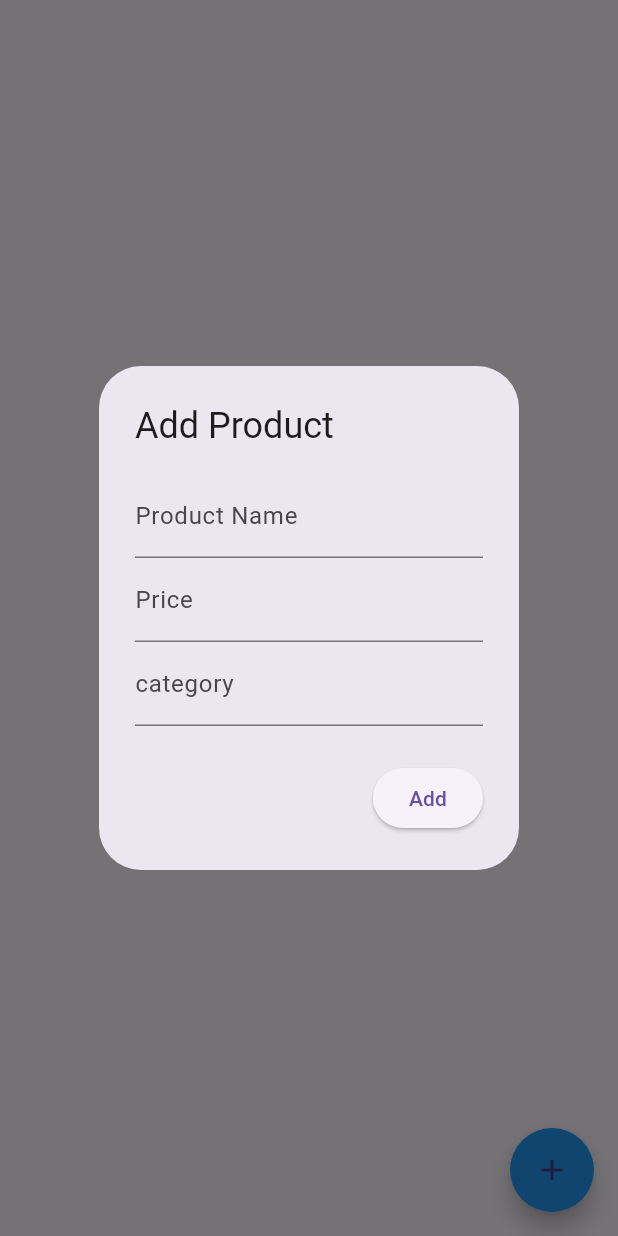
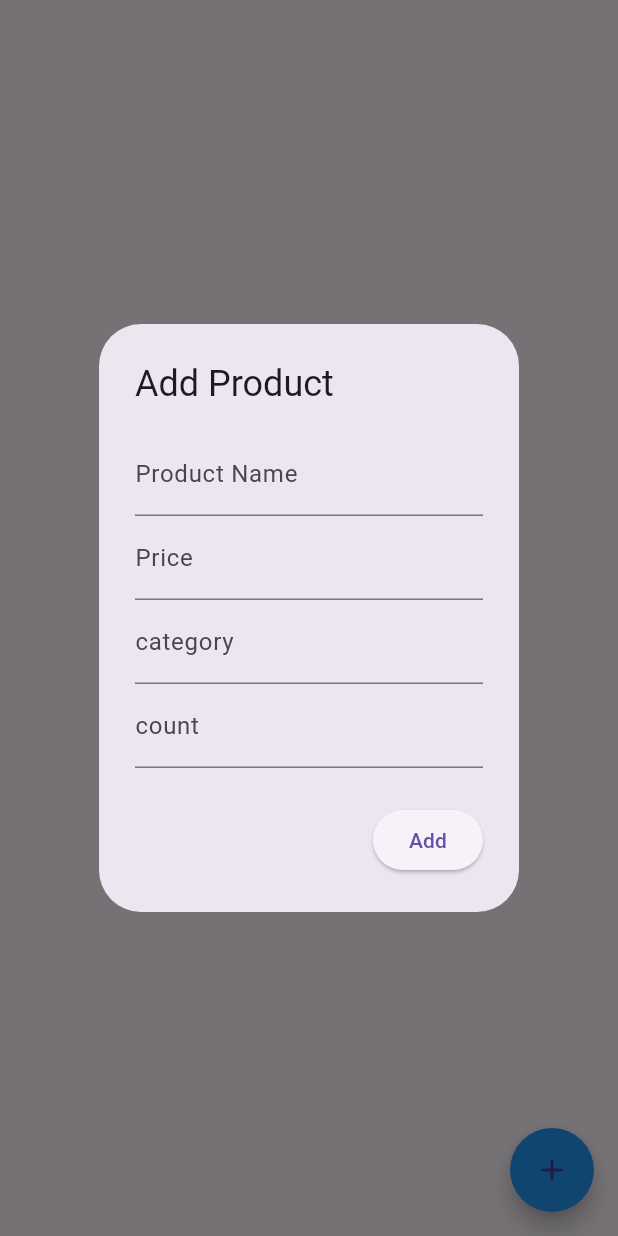
Before and after one commit to DHANUSHRAJA-007/office_project, a Flutter app: the Product screen opened directly, after a tap on the "add" icon, on a phone screen of 412 x 824 dp. Run offline on Flutter 3.47's test engine with Material 3 defaults, Android fonts, the phone set to English and light mode, and no system bars; our stand-ins replace cloud_firestore, firebase_auth, firebase_core, get; accounts and stored records are empty.

Commit message:
count add

```diff
--- a/lib/screens/product.dart
+++ b/lib/screens/product.dart
@@ -13,11 +13,12 @@ class _ProductState extends State<Product> {
   final CollectionReference products = FirebaseFirestore.instance.collection(
     'products',
   );
-  void addProduct(String name, price, category) {
+  void addProduct(String name, price, category,count) {
     products.add({
       "name": name,
       "price": price,
       "category": category,
+      "count":count,
       "Createdat": FieldValue.serverTimestamp(),
     });
   }
@@ -26,11 +27,12 @@ class _ProductState extends State<Product> {
     products.doc(docId).delete();
   }
 
-  void updateProduct(String docId, String name, String price, String category) {
+  void updateProduct(String docId, String name, String price, String category,String count) {
     products.doc(docId).update({
       "name": name,
       "price": price,
       'category': category,
+         "count":count,
     });
   }
 
@@ -39,6 +41,7 @@ class _ProductState extends State<Product> {
     String? existingName,
     String? existingPrice,
     String? existingcategory,
+    String? existingcount,
   }) {
     TextEditingController namecontroller = TextEditingController(
       text: existingName,
@@ -50,7 +53,7 @@ class _ProductState extends State<Product> {
     TextEditingController categorycontroller = TextEditingController(
       text: existingcategory
     );
-
+    TextEditingController countcontroller =TextEditingController(text: existingcount);
     showDialog(
       context: context,
       builder: (context) {
@@ -71,6 +74,10 @@ class _ProductState extends State<Product> {
                 controller: categorycontroller,
                 decoration: InputDecoration(labelText: "category"),
               ),
+              TextField(
+                controller: countcontroller,
+                decoration: InputDecoration(labelText: "count"),
+              )
             ],
           ),
           actions: [
@@ -82,6 +89,7 @@ class _ProductState extends State<Product> {
                     namecontroller.text,
                     pricecontroller.text,
                     categorycontroller.text,
+                    countcontroller.text
                   );
                 } else {
                   // UPDATE
@@ -90,6 +98,7 @@ class _ProductState extends State<Product> {
                     namecontroller.text,
                     pricecontroller.text,
                     categorycontroller.text,
+                    countcontroller.text
                   );
                 }
 
@@ -131,6 +140,7 @@ class _ProductState extends State<Product> {
                   children: [
                     Text(product["name"]),
                     Text("Category:${product['category']}"),
+                    Text("count : ${product['count']}")
                   ],
                 ),
                 subtitle: Text("Price: ₹${product["price"]}"),
@@ -142,6 +152,7 @@ class _ProductState extends State<Product> {
                           docId: docId,
                           existingName: product["name"],
                           existingPrice: product["price"],
+                          existingcount: product["count"]
                         );
                       },
                       icon: Icon(Icons.edit),
```
